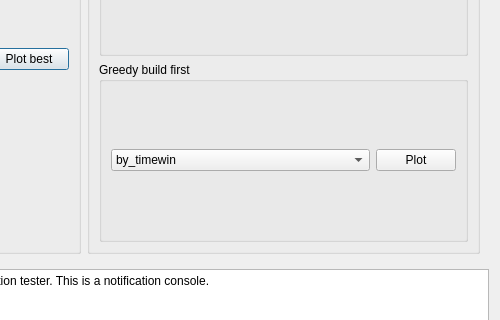
This is helper.ui in rubenlangius/pygrout as Qt 5 draws it before an edit; both pictures show x 161 to 661 and y 173 to 493 of the 661 by 701 pixel window. The edited form follows.
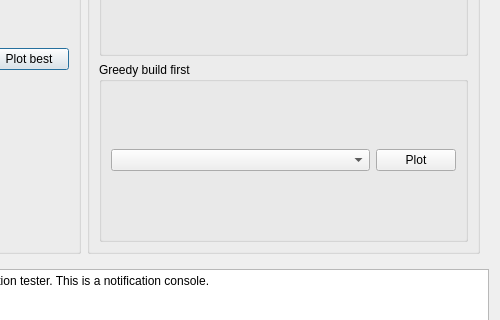
This is the edited form.

Commit message: automatic loading of sort orders for greedy insert method

```diff
--- a/helper.ui
+++ b/helper.ui
@@ -227,13 +227,7 @@
            </property>
            <layout class="QHBoxLayout" name="horizontalLayout_4">
             <item>
-             <widget class="QComboBox" name="comboBox">
-              <item>
-               <property name="text">
-                <string>by_timewin</string>
-               </property>
-              </item>
-             </widget>
+             <widget class="QComboBox" name="greedyOrder"/>
             </item>
             <item>
              <widget class="QPushButton" name="pushButton">
```
Left out of the diff: 2 changed lines with no effect on the pictures. The commit also changes 2 other files.
